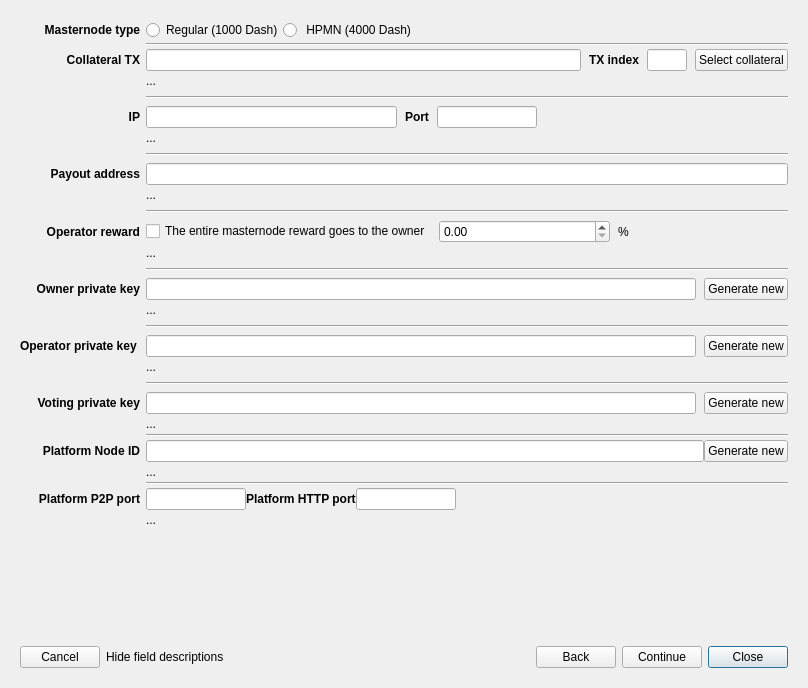
Qt form src/ui/ui_reg_masternode_dlg.ui (Bertrand256/dash-masternode-tool) before a commit.
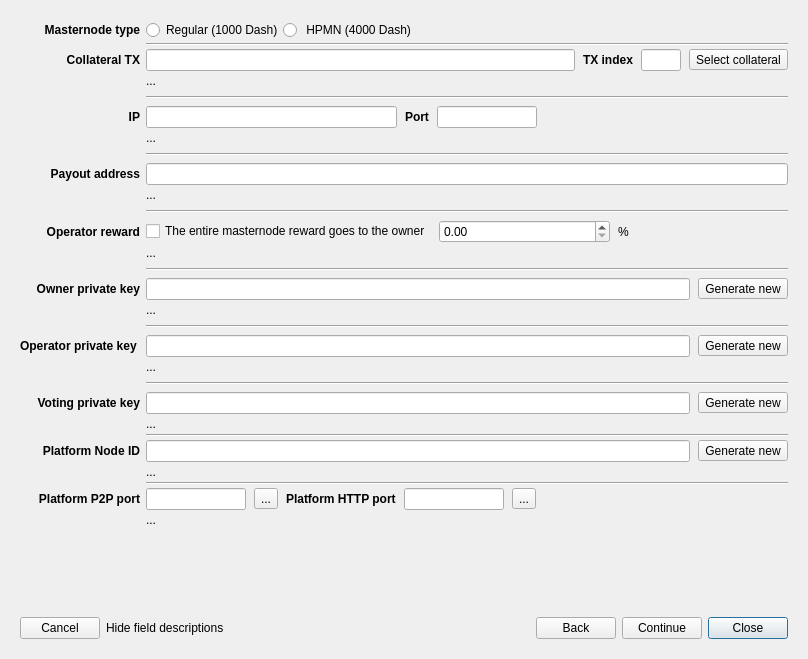
The same form after that commit.

Commit message: UI improvements. Sticking to an older version of setuptools requirement since the latest one introduces some breaking changes to the btchip-python library.

Diff of the .ui file:
```diff
--- a/src/ui/ui_reg_masternode_dlg.ui
+++ b/src/ui/ui_reg_masternode_dlg.ui
@@ -7,7 +7,7 @@
     <x>0</x>
     <y>0</y>
     <width>808</width>
-    <height>688</height>
+    <height>659</height>
    </rect>
   </property>
   <property name="sizePolicy">
@@ -410,16 +410,13 @@
           </widget>
          </item>
          <item>
-          <widget class="QPushButton" name="btnSelectCollateralUtxo">
+          <widget class="QToolButton" name="btnSelectCollateralUtxo">
            <property name="toolTip">
             <string>Select UTXO for collateral from wallet</string>
            </property>
            <property name="text">
             <string>Select collateral</string>
            </property>
-           <property name="autoDefault">
-            <bool>false</bool>
-           </property>
           </widget>
          </item>
         </layout>
@@ -463,16 +460,13 @@
           </widget>
          </item>
          <item>
-          <widget class="QPushButton" name="btnGenerateOwnerKey">
+          <widget class="QToolButton" name="btnGenerateOwnerKey">
            <property name="toolTip">
             <string>Generate a new owner private key</string>
            </property>
            <property name="text">
             <string>Generate new</string>
            </property>
-           <property name="autoDefault">
-            <bool>false</bool>
-           </property>
           </widget>
          </item>
         </layout>
@@ -537,20 +531,24 @@
        </item>
        <item row="26" column="1">
         <layout class="QHBoxLayout" name="horizontalLayout_8">
+         <property name="spacing">
+          <number>8</number>
+         </property>
          <item>
-          <widget class="QLineEdit" name="edtPlatformNodeId"/>
+          <widget class="QLineEdit" name="edtPlatformNodeId">
+           <property name="clearButtonEnabled">
+            <bool>true</bool>
+           </property>
+          </widget>
          </item>
          <item>
-          <widget class="QPushButton" name="btnGeneratePlatformId">
+          <widget class="QToolButton" name="btnGeneratePlatformId">
            <property name="toolTip">
             <string>Generate a new Platform Node ID along with the associated ed25519 private key</string>
            </property>
            <property name="text">
             <string>Generate new</string>
            </property>
-           <property name="autoDefault">
-            <bool>false</bool>
-           </property>
           </widget>
          </item>
         </layout>
@@ -621,16 +619,13 @@
           </widget>
          </item>
          <item>
-          <widget class="QPushButton" name="btnGenerateVotingKey">
+          <widget class="QToolButton" name="btnGenerateVotingKey">
            <property name="toolTip">
             <string>Generate a new private key for voting</string>
            </property>
            <property name="text">
             <string>Generate new</string>
            </property>
-           <property name="autoDefault">
-            <bool>false</bool>
-           </property>
           </widget>
          </item>
         </layout>
@@ -732,6 +727,9 @@
        </item>
        <item row="29" column="1">
         <layout class="QHBoxLayout" name="horizontalLayout_9">
+         <property name="spacing">
+          <number>8</number>
+         </property>
          <item>
           <widget class="QLineEdit" name="edtPlatformP2PPort">
            <property name="maximumSize">
@@ -740,6 +738,19 @@
              <height>16777215</height>
             </size>
            </property>
+           <property name="clearButtonEnabled">
+            <bool>true</bool>
+           </property>
+          </widget>
+         </item>
+         <item>
+          <widget class="QToolButton" name="btnPlatformP2PPortSetDefault">
+           <property name="toolTip">
+            <string>Set default value for Platform P2P port</string>
+           </property>
+           <property name="text">
+            <string>...</string>
+           </property>
           </widget>
          </item>
          <item>
@@ -763,6 +774,19 @@
              <height>16777215</height>
             </size>
            </property>
+           <property name="clearButtonEnabled">
+            <bool>true</bool>
+           </property>
+          </widget>
+         </item>
+         <item>
+          <widget class="QToolButton" name="btnPlatformHTTPPortSetDefault">
+           <property name="toolTip">
+            <string>Set default value for Platform HTTP port</string>
+           </property>
+           <property name="text">
+            <string>...</string>
+           </property>
           </widget>
          </item>
          <item>
@@ -806,16 +830,13 @@
           </widget>
          </item>
          <item>
-          <widget class="QPushButton" name="btnGenerateOperatorKey">
+          <widget class="QToolButton" name="btnGenerateOperatorKey">
            <property name="toolTip">
             <string>Generate a new operator private key</string>
            </property>
            <property name="text">
             <string>Generate new</string>
            </property>
-           <property name="autoDefault">
-            <bool>false</bool>
-           </property>
           </widget>
          </item>
         </layout>
```
Left out of the diff: 2 changed lines with no effect on the pictures. The commit also changes 7 other files.
